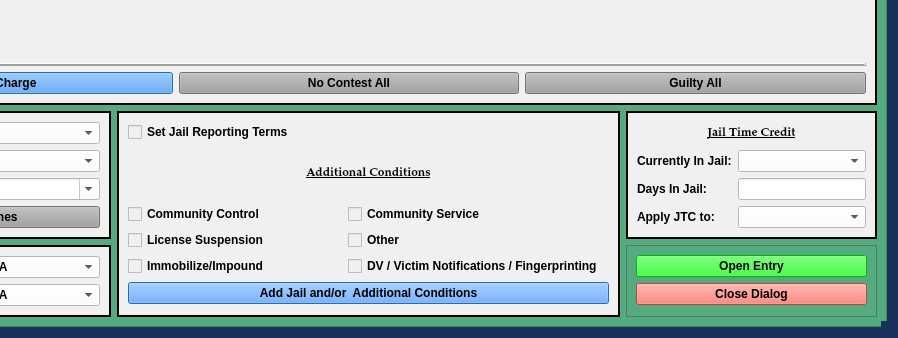
First picture: the form in package/views/ui/JailCCPleaDialog.ui, repository HunterProgram22/MuniEntry, before the edit; both pictures show x 200 to 1098 and y 477 to 815 of the 1098 by 815 pixel window.
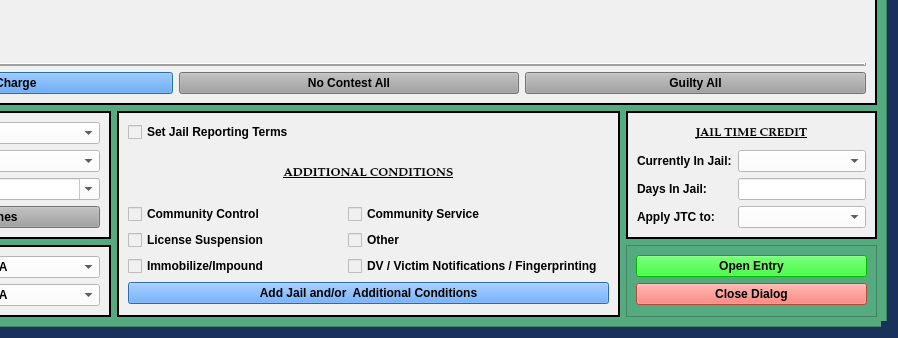
Second picture: the form after the edit.

What changed in the file:
```diff
--- a/package/views/ui/JailCCPleaDialog.ui
+++ b/package/views/ui/JailCCPleaDialog.ui
@@ -1033,7 +1033,7 @@
              </font>
             </property>
             <property name="text">
-             <string>Jail Time Credit</string>
+             <string>JAIL TIME CREDIT</string>
             </property>
             <property name="alignment">
              <set>Qt::AlignCenter</set>
@@ -1110,7 +1110,7 @@
              </font>
             </property>
             <property name="text">
-             <string>Additional Conditions</string>
+             <string>ADDITIONAL CONDITIONS</string>
             </property>
             <property name="alignment">
              <set>Qt::AlignCenter</set>
```
